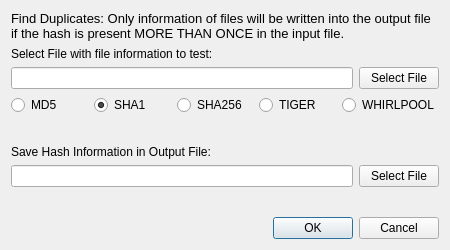
Above: src/dialogfindduplicates.ui from untergasser/filecalibur before the change. Below: the same form after it.
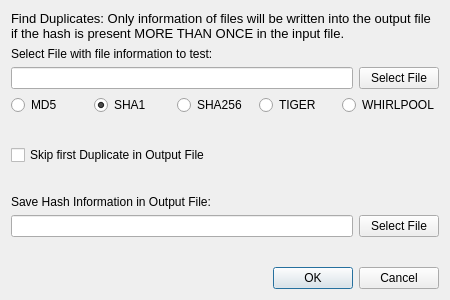
That is the form after the change.

Commit message: added fuction to remove further duplicates

Patch:
```diff
--- a/src/dialogfindduplicates.ui
+++ b/src/dialogfindduplicates.ui
@@ -7,7 +7,7 @@
     <x>0</x>
     <y>0</y>
     <width>450</width>
-    <height>250</height>
+    <height>300</height>
    </rect>
   </property>
   <property name="windowTitle">
@@ -107,6 +107,26 @@
      </property>
     </spacer>
    </item>
+   <item>
+    <widget class="QCheckBox" name="checkSkipFirst">
+     <property name="text">
+      <string>Skip first Duplicate in Output File</string>
+     </property>
+    </widget>
+   </item>
+   <item>
+    <spacer name="verticalSpacer_3">
+     <property name="orientation">
+      <enum>Qt::Vertical</enum>
+     </property>
+     <property name="sizeHint" stdset="0">
+      <size>
+       <width>20</width>
+       <height>40</height>
+      </size>
+     </property>
+    </spacer>
+   </item>
    <item>
     <widget class="QLabel" name="label_3">
      <property name="text">
```
The commit also changes 1 other file.
